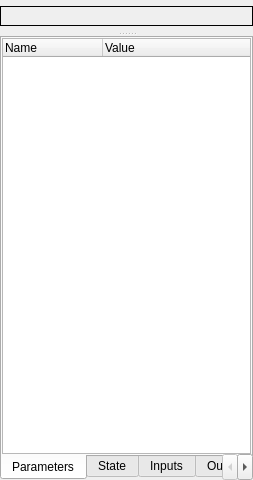
aicommunity/Rdk, file GUI/Qt/UComponentsListWidget.ui: the form before one commit.
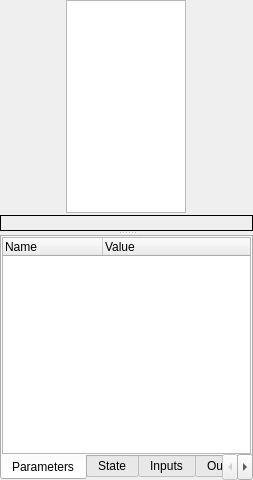
The form after the commit.

Commit message: (redmine task 1731) UImages settings with channel selection

Patch:
```diff
--- a/GUI/Qt/UComponentsListWidget.ui
+++ b/GUI/Qt/UComponentsListWidget.ui
@@ -39,8 +39,28 @@
        <property name="spacing">
         <number>2</number>
        </property>
+       <property name="topMargin">
+        <number>0</number>
+       </property>
        <item>
-        <layout class="QVBoxLayout" name="verticalLayoutTreeWidget"/>
+        <layout class="QHBoxLayout" name="horizontalLayoutTreeWidget">
+         <property name="spacing">
+          <number>4</number>
+         </property>
+         <property name="topMargin">
+          <number>0</number>
+         </property>
+         <item>
+          <widget class="QListWidget" name="listWidgetChannelSelection">
+           <property name="maximumSize">
+            <size>
+             <width>120</width>
+             <height>16777215</height>
+            </size>
+           </property>
+          </widget>
+         </item>
+        </layout>
        </item>
        <item>
         <widget class="QLabel" name="labelComponentClassName">
```
The commit also changes 5 other files.
